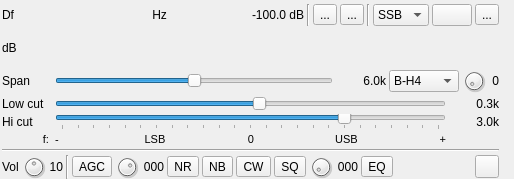
Qt form plugins/channelrx/wdsprx/wdsprxgui.ui (f4exb/sdrangel) before a commit.
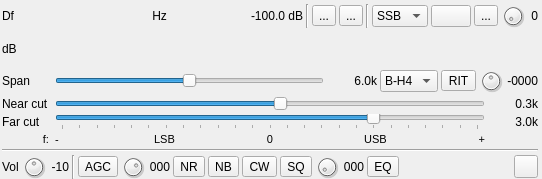
The same form after that commit. Icons and pictures are not drawn. Custom widgets are drawn as their Qt base class.

What changed in the file:
```diff
--- a/plugins/channelrx/wdsprx/wdsprxgui.ui
+++ b/plugins/channelrx/wdsprx/wdsprxgui.ui
@@ -6,7 +6,7 @@
    <rect>
     <x>0</x>
     <y>0</y>
-    <width>514</width>
+    <width>542</width>
     <height>179</height>
    </rect>
   </property>
@@ -18,7 +18,7 @@
   </property>
   <property name="minimumSize">
    <size>
-    <width>452</width>
+    <width>542</width>
     <height>0</height>
    </size>
   </property>
@@ -36,13 +36,13 @@
     <rect>
      <x>0</x>
      <y>0</y>
-     <width>501</width>
+     <width>540</width>
      <height>181</height>
     </rect>
    </property>
    <property name="minimumSize">
     <size>
-     <width>450</width>
+     <width>540</width>
      <height>0</height>
     </size>
    </property>
@@ -277,6 +277,53 @@
           </property>
          </widget>
         </item>
+        <item>
+         <widget class="QDial" name="filterIndex">
+          <property name="maximumSize">
+           <size>
+            <width>24</width>
+            <height>24</height>
+           </size>
+          </property>
+          <property name="toolTip">
+           <string>Select profile in profile bank</string>
+          </property>
+          <property name="minimum">
+           <number>0</number>
+          </property>
+          <property name="maximum">
+           <number>9</number>
+          </property>
+          <property name="pageStep">
+           <number>1</number>
+          </property>
+          <property name="value">
+           <number>0</number>
+          </property>
+         </widget>
+        </item>
+        <item>
+         <widget class="QLabel" name="filterIndexText">
+          <property name="minimumSize">
+           <size>
+            <width>10</width>
+            <height>0</height>
+           </size>
+          </property>
+          <property name="acceptDrops">
+           <bool>false</bool>
+          </property>
+          <property name="toolTip">
+           <string>Filter index in filter bank</string>
+          </property>
+          <property name="text">
+           <string>0</string>
+          </property>
+          <property name="alignment">
+           <set>Qt::AlignRight|Qt::AlignTrailing|Qt::AlignVCenter</set>
+          </property>
+         </widget>
+        </item>
        </layout>
       </item>
      </layout>
@@ -392,16 +439,10 @@
         </property>
         <property name="minimumSize">
          <size>
-          <width>70</width>
+          <width>50</width>
           <height>0</height>
          </size>
         </property>
-        <property name="maximumSize">
-         <size>
-          <width>60</width>
-          <height>16777215</height>
-         </size>
-        </property>
         <property name="toolTip">
          <string>FFT filter window function</string>
         </property>
@@ -421,7 +462,20 @@
        </widget>
       </item>
       <item>
-       <widget class="QDial" name="filterIndex">
+       <widget class="ButtonSwitch" name="rit">
+        <property name="toolTip">
+         <string>Toggle RIT</string>
+        </property>
+        <property name="text">
+         <string>RIT</string>
+        </property>
+        <property name="checkable">
+         <bool>true</bool>
+        </property>
+       </widget>
+      </item>
+      <item>
+       <widget class="QDial" name="ritFrequency">
         <property name="maximumSize">
          <size>
           <width>24</width>
@@ -432,10 +486,10 @@
          <string>Select profile in profile bank</string>
         </property>
         <property name="minimum">
-         <number>0</number>
+         <number>-1000</number>
         </property>
         <property name="maximum">
-         <number>9</number>
+         <number>1000</number>
         </property>
         <property name="pageStep">
          <number>1</number>
@@ -446,10 +500,10 @@
        </widget>
       </item>
       <item>
-       <widget class="QLabel" name="filterIndexText">
+       <widget class="QLabel" name="ritFrequencyText">
         <property name="minimumSize">
          <size>
-          <width>10</width>
+          <width>32</width>
           <height>0</height>
          </size>
         </property>
@@ -460,7 +514,7 @@
          <string>Filter index in filter bank</string>
         </property>
         <property name="text">
-         <string>0</string>
+         <string>-0000</string>
         </property>
         <property name="alignment">
          <set>Qt::AlignRight|Qt::AlignTrailing|Qt::AlignVCenter</set>
@@ -486,7 +540,7 @@
          </size>
         </property>
         <property name="text">
-         <string>Low cut</string>
+         <string>Near cut</string>
         </property>
        </widget>
       </item>
@@ -568,7 +622,7 @@
          </size>
         </property>
         <property name="text">
-         <string>Hi cut</string>
+         <string>Far cut</string>
         </property>
        </widget>
       </item>
@@ -822,11 +876,17 @@
       </item>
       <item>
        <widget class="QLabel" name="volumeText">
+        <property name="minimumSize">
+         <size>
+          <width>20</width>
+          <height>0</height>
+         </size>
+        </property>
         <property name="toolTip">
          <string>Audio volume in dB</string>
         </property>
         <property name="text">
-         <string>10</string>
+         <string>-10</string>
         </property>
         <property name="alignment">
          <set>Qt::AlignRight|Qt::AlignTrailing|Qt::AlignVCenter</set>
```
Left out of the diff: 7 changed lines with no effect on the pictures.
